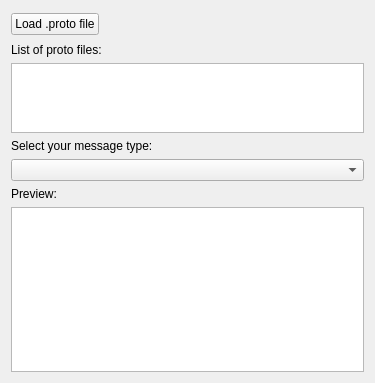
This is plotjuggler_plugins/ParserProtobuf/protobuf_parser.ui in yuanzhongqiao/PlotJuggler as Qt 5 draws it before an edit. The edited form follows.
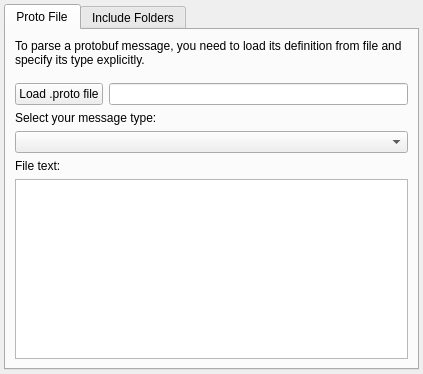
This is the edited form.

Commit message: Protobuf options refactored

Diff of the .ui file:
```diff
--- a/plotjuggler_plugins/ParserProtobuf/protobuf_parser.ui
+++ b/plotjuggler_plugins/ParserProtobuf/protobuf_parser.ui
@@ -6,16 +6,54 @@
    <rect>
     <x>0</x>
     <y>0</y>
-    <width>375</width>
-    <height>383</height>
+    <width>423</width>
+    <height>374</height>
    </rect>
   </property>
   <property name="windowTitle">
    <string>Form</string>
   </property>
-  <layout class="QVBoxLayout" name="verticalLayout" stretch="0,0,1,0,0,0,5">
+  <layout class="QVBoxLayout" name="verticalLayout" stretch="0">
+   <property name="leftMargin">
+    <number>4</number>
+   </property>
+   <property name="topMargin">
+    <number>4</number>
+   </property>
+   <property name="rightMargin">
+    <number>4</number>
+   </property>
+   <property name="bottomMargin">
+    <number>4</number>
+   </property>
    <item>
-    <layout class="QHBoxLayout" name="horizontalLayout">
+    <widget class="QTabWidget" name="tabWidget">
+     <property name="currentIndex">
+      <number>0</number>
+     </property>
+     <widget class="QWidget" name="tab">
+      <attribute name="title">
+       <string>Proto File</string>
+      </attribute>
+      <layout class="QVBoxLayout" name="verticalLayout_3">
+       <item>
+        <widget class="QLabel" name="label_2">
+         <property name="text">
+          <string>To parse a protobuf message, you need to load its definition from file and specify its type explicitly.</string>
+         </property>
+         <property name="wordWrap">
+          <bool>true</bool>
+         </property>
+        </widget>
+       </item>
+       <item>
+        <layout class="QHBoxLayout" name="horizontalLayout_3">
+         <property name="leftMargin">
+          <number>0</number>
+         </property>
+         <property name="topMargin">
+          <number>10</number>
+         </property>
      <item>
       <widget class="QPushButton" name="pushButtonLoad">
        <property name="text">
@@ -24,6 +62,64 @@
       </widget>
      </item>
      <item>
+          <widget class="QLineEdit" name="loadedProto">
+           <property name="readOnly">
+            <bool>true</bool>
+           </property>
+          </widget>
+         </item>
+        </layout>
+       </item>
+       <item>
+        <widget class="QLabel" name="label_3">
+         <property name="text">
+          <string>Select your message type:</string>
+         </property>
+        </widget>
+       </item>
+       <item>
+        <widget class="QComboBox" name="comboBox"/>
+       </item>
+       <item>
+        <widget class="QLabel" name="label">
+         <property name="text">
+          <string>File text:</string>
+         </property>
+        </widget>
+       </item>
+       <item>
+        <widget class="QTextBrowser" name="protoPreview"/>
+       </item>
+      </layout>
+     </widget>
+     <widget class="QWidget" name="tab_2">
+      <attribute name="title">
+       <string>Include Folders</string>
+      </attribute>
+      <layout class="QVBoxLayout" name="verticalLayout_2">
+       <item>
+        <widget class="QLabel" name="label_4">
+         <property name="text">
+          <string>If you have problems loading a .proto file that import other files, you might need to include some additional folders.</string>
+         </property>
+         <property name="wordWrap">
+          <bool>true</bool>
+         </property>
+        </widget>
+       </item>
+       <item>
+        <layout class="QHBoxLayout" name="horizontalLayout">
+         <property name="topMargin">
+          <number>10</number>
+         </property>
+         <item>
+          <widget class="QPushButton" name="pushButtonInclude">
+           <property name="text">
+            <string>Add include Folder</string>
+           </property>
+          </widget>
+         </item>
+         <item>
       <spacer name="horizontalSpacer">
        <property name="orientation">
         <enum>Qt::Horizontal</enum>
@@ -60,36 +156,13 @@
      </item>
     </layout>
    </item>
-   <item>
-    <widget class="QLabel" name="label_2">
-     <property name="text">
-      <string>List of proto files:</string>
-     </property>
-    </widget>
-   </item>
    <item>
     <widget class="QListWidget" name="listWidget"/>
    </item>
-   <item>
-    <widget class="QLabel" name="label_3">
-     <property name="text">
-      <string>Select your message type:</string>
-     </property>
-    </widget>
-   </item>
-   <item>
-    <widget class="QComboBox" name="comboBox"/>
-   </item>
-   <item>
-    <widget class="QLabel" name="label">
-     <property name="text">
-      <string>Preview:</string>
-     </property>
+      </layout>
+     </widget>
     </widget>
    </item>
-   <item>
-    <widget class="QTextBrowser" name="protoPreview"/>
-   </item>
   </layout>
  </widget>
  <resources/>
```
Lines whose indentation alone changed are shown as unchanged. The commit also changes 2 other files.
